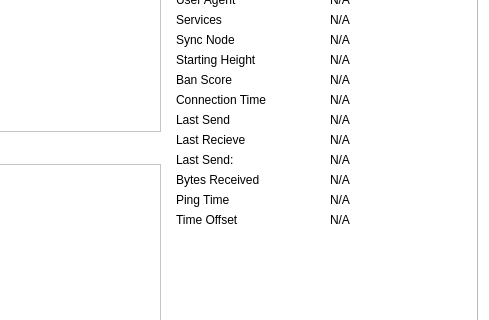
Above: src/qt/forms/rpcconsole.ui from piratecash/piratecash before the change; both pictures show x 347 to 836 and y 140 to 460 of the 836 by 551 pixel window. Below: the same form after it.
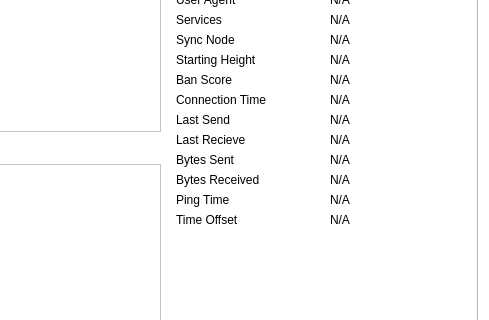
That is the form after the change. Icons and pictures are not drawn. Custom widgets are drawn as their Qt base class.

```diff
--- a/src/qt/forms/rpcconsole.ui
+++ b/src/qt/forms/rpcconsole.ui
@@ -1273,7 +1273,7 @@
           <item row="11" column="0">
            <widget class="QLabel" name="label_18">
             <property name="text">
-             <string>Last Send:</string>
+             <string>Bytes Sent</string>
             </property>
            </widget>
           </item>
```
